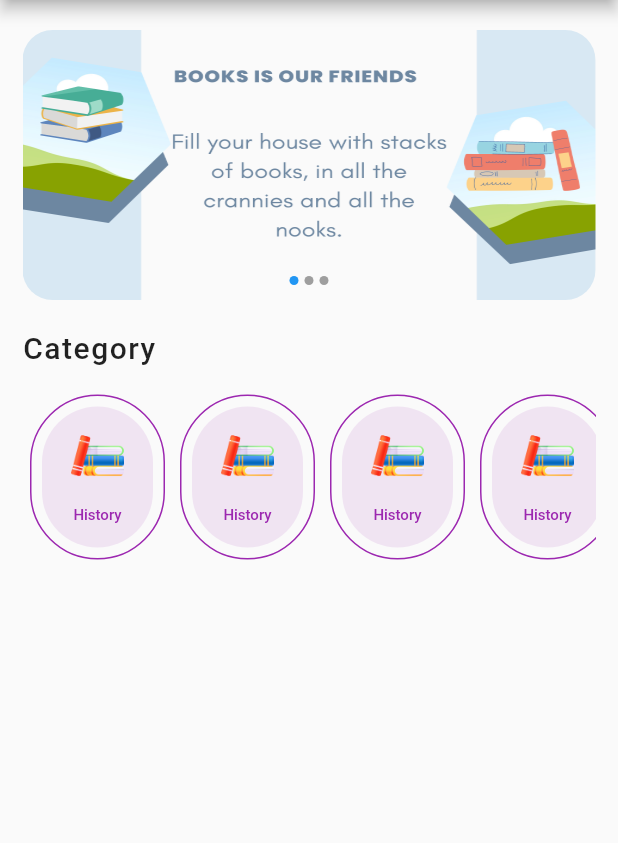
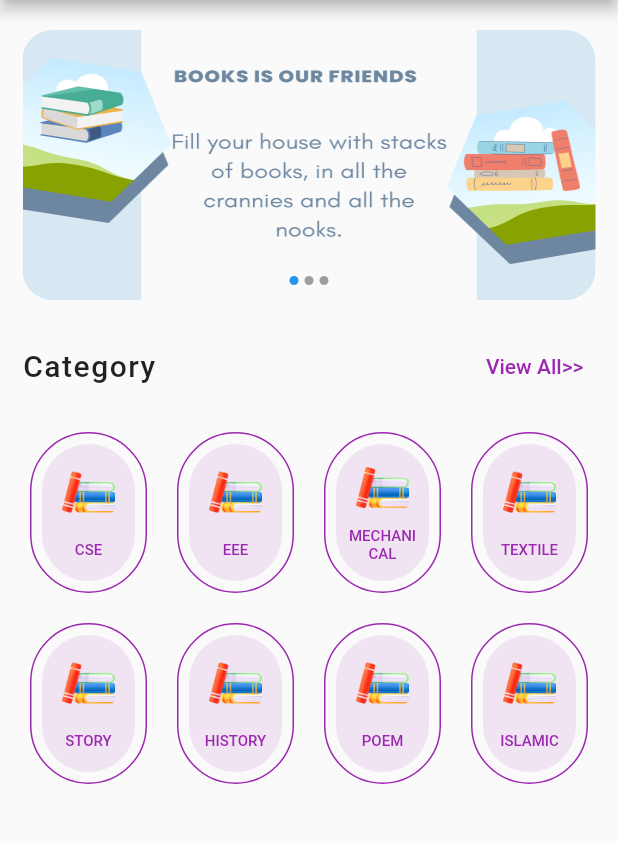
Before and after one commit to devfoyzur17/library_manager, a Flutter app: the HomePage screen opened directly, on a phone screen of 412 x 824 dp, the part 84-927 px from its top. Run offline on Flutter 3.47's test engine with Material 2 defaults, Android fonts, the phone set to English and light mode, and no system bars; drawn by our look-alikes of flutter_image_slideshow; our stand-ins replace shared_preferences; accounts and stored records are empty.

Commit message:
add category

```diff
--- a/lib/pages/home_page.dart
+++ b/lib/pages/home_page.dart
@@ -1,10 +1,13 @@
-// ignore_for_file: prefer_const_constructors, prefer_const_literals_to_create_immutables
+// ignore_for_file: prefer_const_constructors, prefer_const_literals_to_create_immutables, unused_local_variable
 
 import 'package:flutter/material.dart';
+import 'package:library_manager/models/category_model.dart';
+import 'package:library_manager/providers/library_provider.dart';
 import 'package:library_manager/widgets/app_drawer.dart';
 import 'package:library_manager/widgets/category_item.dart';
 import 'package:library_manager/widgets/custom_appbar.dart';
 import 'package:library_manager/widgets/slider.dart';
+import 'package:provider/provider.dart';
 
 class HomePage extends StatefulWidget {
   static const routeName = 'home-page';
@@ -15,6 +18,13 @@ class HomePage extends StatefulWidget {
 }
 
 class _HomePageState extends State<HomePage> {
+  List<CategoryItemModel>? categoryItemList;
+
+  @override
+  void didChangeDependencies() {
+      categoryItemList =  Provider.of<LibraryProvider>(context).categoryItemList;
+    super.didChangeDependencies();
+  }
   @override
   Widget build(BuildContext context) {
     return Scaffold(
@@ -27,16 +37,32 @@ class _HomePageState extends State<HomePage> {
           children: [
             TopSlider(),
 
-            Text("Category", style: TextStyle(fontSize: 20, fontWeight: FontWeight.w500,letterSpacing: 1),),
+            Row(
+              mainAxisAlignment: MainAxisAlignment.spaceBetween,
+              children: [
+                Text("Category", style: TextStyle(fontSize: 20, fontWeight: FontWeight.w500,letterSpacing: 1),),
+                TextButton(onPressed: (){}, child: Text("View All>>"))
+              ],
+            ),
 
             SizedBox(height: 15,),
 
-            SizedBox(
-              height: 120,
-              child: ListView.builder(
-                scrollDirection: Axis.horizontal,
-                itemCount: 5,
-                itemBuilder:  (context, index) => CategoryItem(menuIcon: 'assets/images/books.png', menuTitle: "History") ),
+                 Container(
+              height: 500,
+              child: GridView.builder(
+
+                  shrinkWrap: true,
+                  physics: NeverScrollableScrollPhysics(),
+                  itemCount: 8,
+                  gridDelegate: SliverGridDelegateWithFixedCrossAxisCount(
+                      crossAxisCount: 4,
+                      childAspectRatio: 3 / 4,
+                      crossAxisSpacing: 10,
+                      mainAxisSpacing: 10),
+                  itemBuilder: (context, index) => CategoryItem(menuIcon: categoryItemList![index].image, menuTitle: categoryItemList![index].name,
+                  )
+
+                  ),
             )
 
 
--- /dev/null
+++ b/lib/providers/library_provider.dart
@@ -0,0 +1,24 @@
+
+import 'package:flutter/cupertino.dart';
+import 'package:library_manager/models/category_model.dart';
+
+class LibraryProvider extends ChangeNotifier{
+
+
+
+      List<CategoryItemModel> categoryItemList =[
+        CategoryItemModel(image: "assets/images/books.png", name: "CSE"),
+        CategoryItemModel(image: "assets/images/books.png", name: "EEE"),
+        CategoryItemModel(image: "assets/images/books.png", name: "MECHANICAL"),
+        CategoryItemModel(image: "assets/images/books.png", name: "TEXTILE"),
+        CategoryItemModel(image: "assets/images/books.png", name: "STORY"),
+        CategoryItemModel(image: "assets/images/books.png", name: "HISTORY"),
+        CategoryItemModel(image: "assets/images/books.png", name: "POEM"),
+        CategoryItemModel(image: "assets/images/books.png", name: "ISLAMIC"),
+        CategoryItemModel(image: "assets/images/books.png", name: "MOTIVATIONAL"),
+        CategoryItemModel(image: "assets/images/books.png", name: "HORROR"),
+        CategoryItemModel(image: "assets/images/books.png", name: "OTHERS"),
+      ];
+
+
+}
```
